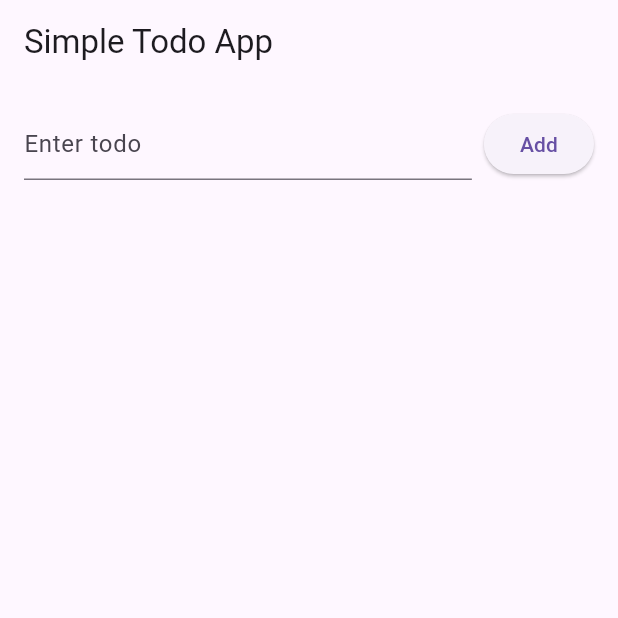
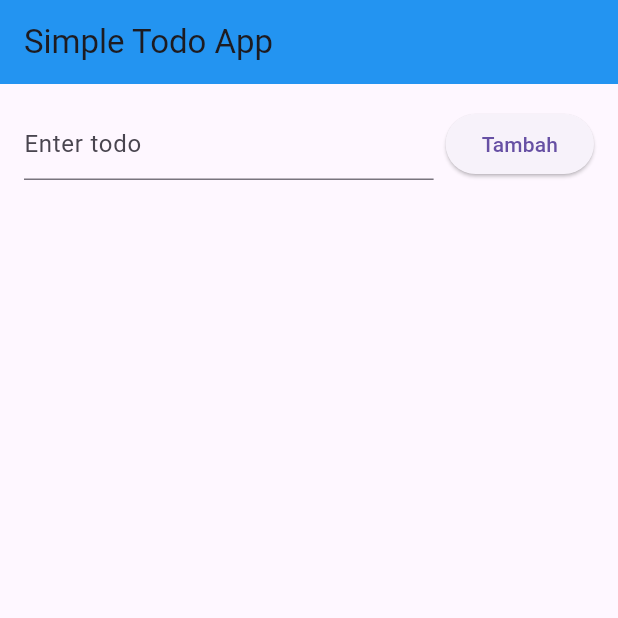
Before and after one commit to Aldianfp/basic-flutter, a Flutter app: the screen it shows after launch, on a phone screen of 412 x 824 dp, the top half of it. Run offline on Flutter 3.47's test engine with Material 3 defaults, Android fonts, the phone set to English and light mode, and no system bars.

Commit message:
Perubahan Text Add to Tambah

```diff
--- a/lib/main.dart
+++ b/lib/main.dart
@@ -45,6 +45,8 @@ class _TodoPageState extends State<TodoPage> {
     return Scaffold(
       appBar: AppBar(
         title: const Text('Simple Todo App'),
+        elevation : 0.5,
+        backgroundColor: Colors.blue,
       ),
       body: Padding(
         padding: const EdgeInsets.all(16),
@@ -63,7 +65,7 @@ class _TodoPageState extends State<TodoPage> {
                 const SizedBox(width: 8),
                 ElevatedButton(
                   onPressed: addTodo,
-                  child: const Text('Add'),
+                  child: const Text('Tambah'),
                 ),
               ],
             ),
```
